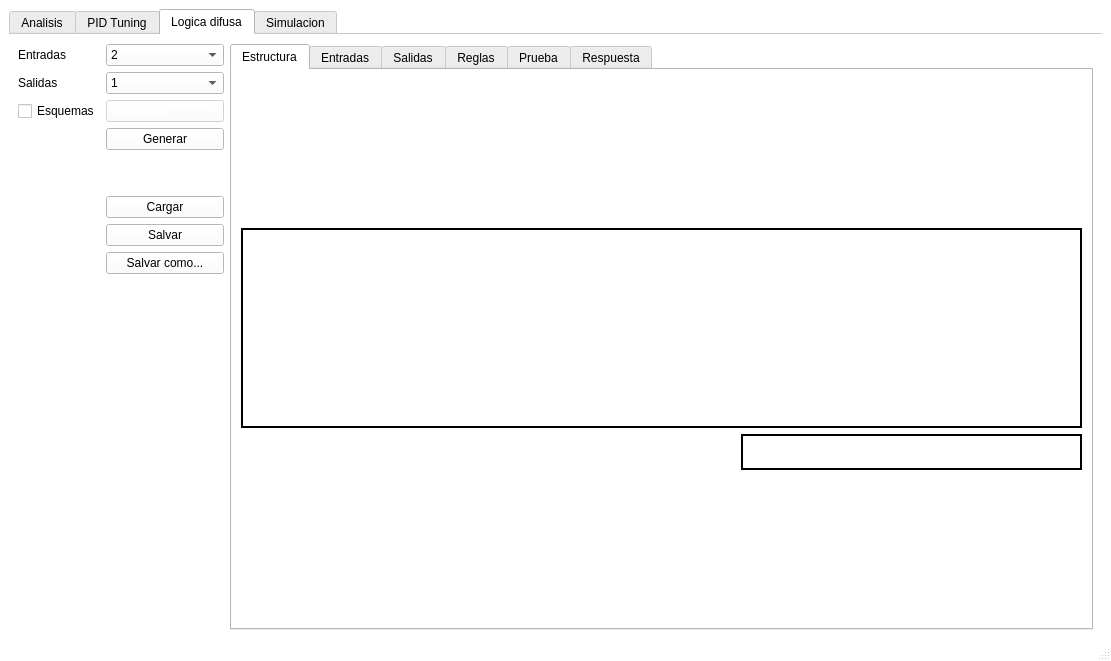
ezalorpro/LaboratorioDeControl, file Main aplication/VentanaPrincipal.ui: the form before one commit.
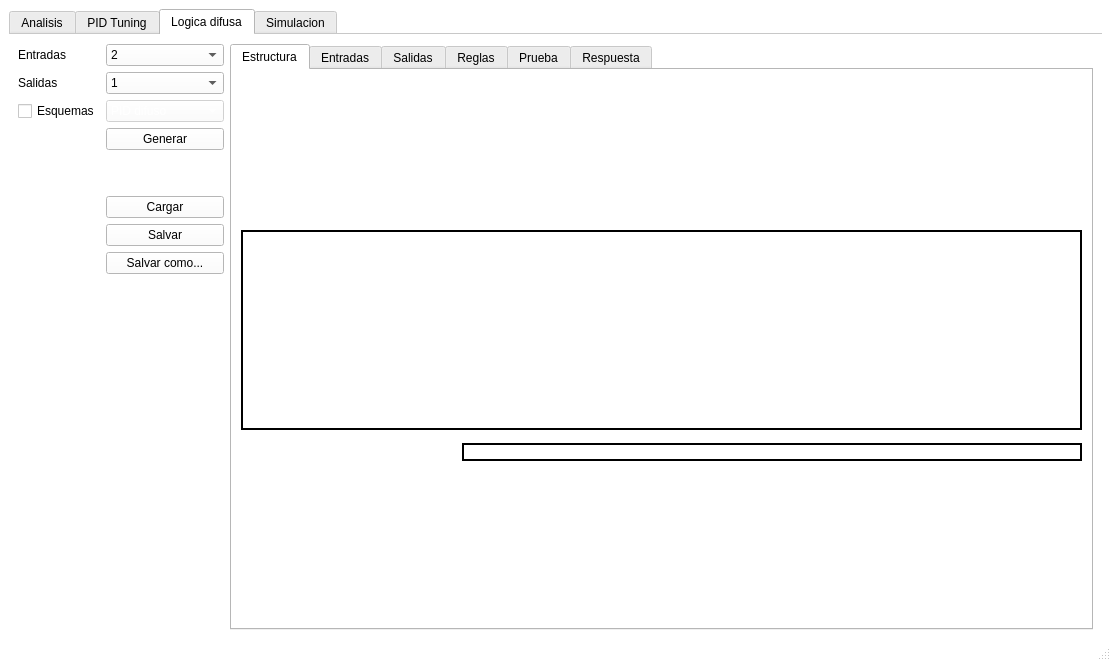
The form after the commit. Icons and pictures are not drawn. Custom widgets are drawn as their Qt base class.

What changed in the file:
```diff
--- a/Main aplication/VentanaPrincipal.ui
+++ b/Main aplication/VentanaPrincipal.ui
@@ -2522,8 +2522,8 @@
                        </property>
                        <property name="maximumSize">
                         <size>
-                         <width>350</width>
-                         <height>320</height>
+                         <width>16777215</width>
+                         <height>16777215</height>
                         </size>
                        </property>
                        <property name="text">
@@ -2583,8 +2583,8 @@
                       <widget class="QLabel" name="imagenOutputs">
                        <property name="maximumSize">
                         <size>
-                         <width>350</width>
-                         <height>320</height>
+                         <width>16777215</width>
+                         <height>16777215</height>
                         </size>
                        </property>
                        <property name="text">
@@ -2609,6 +2609,12 @@
                       <verstretch>0</verstretch>
                      </sizepolicy>
                     </property>
+                    <property name="minimumSize">
+                     <size>
+                      <width>620</width>
+                      <height>0</height>
+                     </size>
+                    </property>
                     <property name="frameShape">
                      <enum>QFrame::Box</enum>
                     </property>
@@ -2622,8 +2628,26 @@
                      <number>0</number>
                     </property>
                     <layout class="QGridLayout" name="gridLayout_94">
+                     <property name="leftMargin">
+                      <number>0</number>
+                     </property>
+                     <property name="topMargin">
+                      <number>0</number>
+                     </property>
+                     <property name="rightMargin">
+                      <number>0</number>
+                     </property>
+                     <property name="bottomMargin">
+                      <number>0</number>
+                     </property>
                      <item row="0" column="0">
                       <widget class="QLabel" name="imagenEsquemas">
+                       <property name="sizePolicy">
+                        <sizepolicy hsizetype="Preferred" vsizetype="Preferred">
+                         <horstretch>0</horstretch>
+                         <verstretch>0</verstretch>
+                        </sizepolicy>
+                       </property>
                        <property name="minimumSize">
                         <size>
                          <width>0</width>
@@ -2632,8 +2656,8 @@
                        </property>
                        <property name="maximumSize">
                         <size>
-                         <width>500</width>
-                         <height>320</height>
+                         <width>16777215</width>
+                         <height>16777215</height>
                         </size>
                        </property>
                        <property name="text">
```
Left out of the diff: 2 changed lines with no effect on the pictures.
